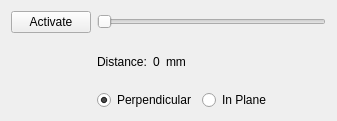
Above: Resources/UI/qSlicerPathXplorerReslicingWidget.ui from lchauvin/PathExplorer-Annotations before the change. Below: the same form after it.
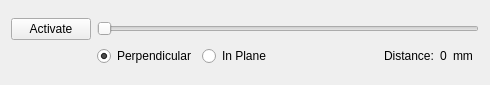
That is the form after the change.

Diff of the .ui file:
```diff
--- a/Resources/UI/qSlicerPathXplorerReslicingWidget.ui
+++ b/Resources/UI/qSlicerPathXplorerReslicingWidget.ui
@@ -6,8 +6,8 @@
    <rect>
     <x>0</x>
     <y>0</y>
-    <width>337</width>
-    <height>121</height>
+    <width>490</width>
+    <height>85</height>
    </rect>
   </property>
   <property name="windowTitle">
@@ -26,7 +26,7 @@
        </property>
       </widget>
      </item>
-     <item row="0" column="1" colspan="4">
+     <item row="0" column="1" colspan="6">
       <widget class="QSlider" name="ResliceSlider">
        <property name="maximum">
         <number>100</number>
@@ -36,21 +36,28 @@
        </property>
       </widget>
      </item>
-     <item row="1" column="1">
+     <item row="1" column="3">
       <widget class="QLabel" name="DistanceAngleLabel">
        <property name="text">
         <string>Distance:</string>
        </property>
       </widget>
      </item>
-     <item row="1" column="2">
+     <item row="1" column="4">
       <widget class="QLabel" name="ResliceValueLabel">
        <property name="text">
         <string>0</string>
        </property>
       </widget>
      </item>
-     <item row="1" column="4">
+     <item row="1" column="5">
+      <widget class="QLabel" name="DistanceAngleUnitLabel">
+       <property name="text">
+        <string>mm</string>
+       </property>
+      </widget>
+     </item>
+     <item row="1" column="2">
       <spacer name="horizontalSpacer">
        <property name="orientation">
         <enum>Qt::Horizontal</enum>
@@ -63,14 +70,7 @@
        </property>
       </spacer>
      </item>
-     <item row="1" column="3">
-      <widget class="QLabel" name="DistanceAngleUnitLabel">
-       <property name="text">
-        <string>mm</string>
-       </property>
-      </widget>
-     </item>
-     <item row="2" column="1" colspan="4">
+     <item row="1" column="1">
       <layout class="QHBoxLayout" name="horizontalLayout">
        <item>
         <widget class="QRadioButton" name="ReslicePerpendicularRadioButton">
@@ -89,19 +89,6 @@
          </property>
         </widget>
        </item>
-       <item>
-        <spacer name="horizontalSpacer_2">
-         <property name="orientation">
-          <enum>Qt::Horizontal</enum>
-         </property>
-         <property name="sizeHint" stdset="0">
-          <size>
-           <width>40</width>
-           <height>20</height>
-          </size>
-         </property>
-        </spacer>
-       </item>
       </layout>
      </item>
     </layout>
```
